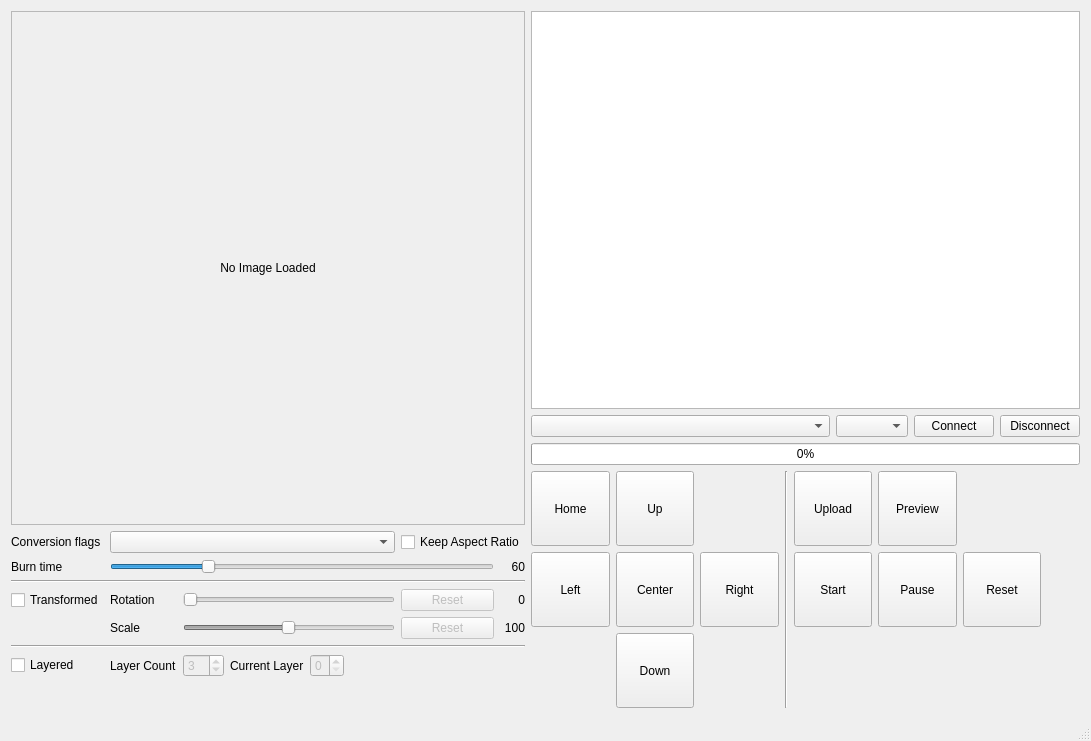
Qt form EzGraverUi/mainwindow.ui (camrein/EzGraver) before a commit.
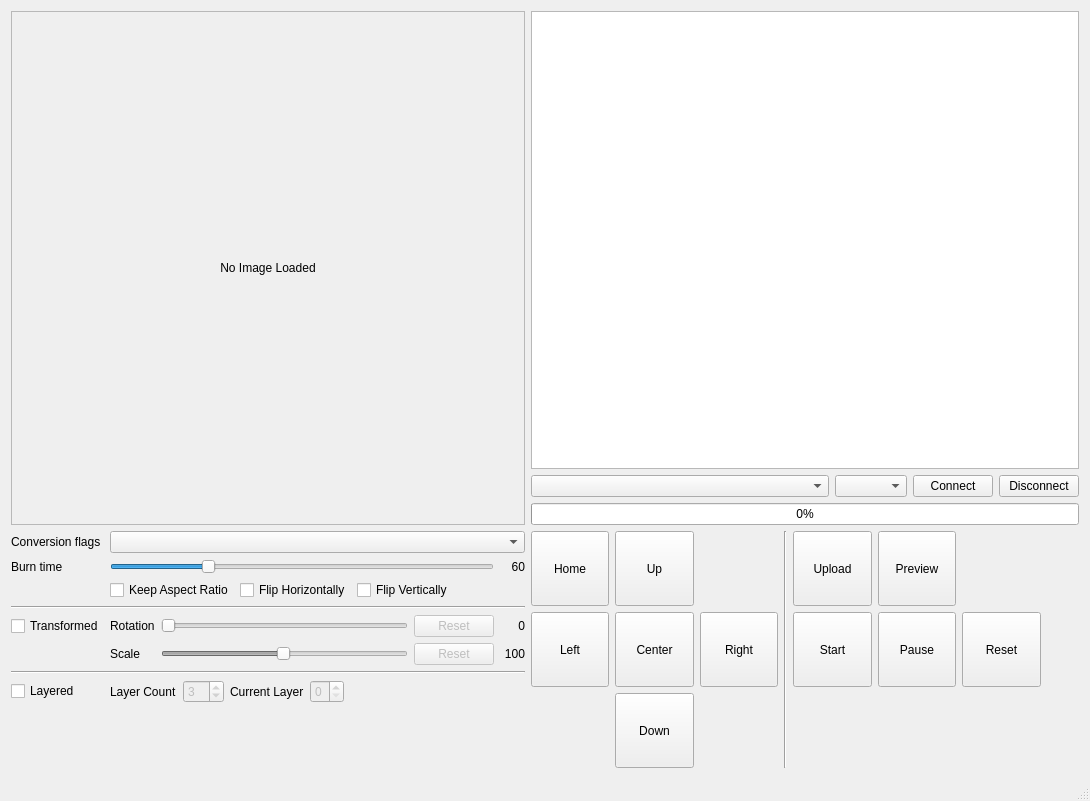
The same form after that commit. Custom widgets are drawn as their Qt base class.

Commit message: Added Flip UI controls.

The edit to the form file:
```diff
--- a/EzGraverUi/mainwindow.ui
+++ b/EzGraverUi/mainwindow.ui
@@ -6,8 +6,8 @@
    <rect>
     <x>0</x>
     <y>0</y>
-    <width>1091</width>
-    <height>741</height>
+    <width>1090</width>
+    <height>801</height>
    </rect>
   </property>
   <property name="windowTitle">
@@ -44,69 +44,13 @@
       </item>
       <item>
        <layout class="QGridLayout" name="gridLayout_2">
-        <item row="7" column="0">
+        <item row="10" column="0">
          <widget class="QCheckBox" name="layered">
           <property name="text">
            <string>Layered</string>
           </property>
          </widget>
         </item>
-        <item row="7" column="2">
-         <layout class="QHBoxLayout" name="horizontalLayout">
-          <item>
-           <widget class="QSpinBox" name="layerCount">
-            <property name="enabled">
-             <bool>false</bool>
-            </property>
-            <property name="minimum">
-             <number>2</number>
-            </property>
-            <property name="value">
-             <number>3</number>
-            </property>
-           </widget>
-          </item>
-          <item>
-           <widget class="QLabel" name="label_3">
-            <property name="text">
-             <string>Current Layer</string>
-            </property>
-           </widget>
-          </item>
-          <item>
-           <widget class="QSpinBox" name="selectedLayer">
-            <property name="enabled">
-             <bool>false</bool>
-            </property>
-            <property name="layoutDirection">
-             <enum>Qt::LeftToRight</enum>
-            </property>
-            <property name="minimum">
-             <number>0</number>
-            </property>
-            <property name="maximum">
-             <number>3</number>
-            </property>
-            <property name="value">
-             <number>0</number>
-            </property>
-           </widget>
-          </item>
-          <item>
-           <spacer name="horizontalSpacer_2">
-            <property name="orientation">
-             <enum>Qt::Horizontal</enum>
-            </property>
-            <property name="sizeHint" stdset="0">
-             <size>
-              <width>40</width>
-              <height>20</height>
-             </size>
-            </property>
-           </spacer>
-          </item>
-         </layout>
-        </item>
         <item row="0" column="0">
          <widget class="QLabel" name="label">
           <property name="text">
@@ -114,24 +58,21 @@
           </property>
          </widget>
         </item>
-        <item row="0" column="3" colspan="2">
-         <widget class="QCheckBox" name="keepAspectRatio">
+        <item row="6" column="0">
+         <widget class="QCheckBox" name="transformed">
           <property name="text">
-           <string>Keep Aspect Ratio</string>
+           <string>Transformed</string>
           </property>
          </widget>
         </item>
-        <item row="3" column="3">
-         <widget class="QPushButton" name="resetImageRotation">
-          <property name="enabled">
-           <bool>false</bool>
-          </property>
+        <item row="1" column="0">
+         <widget class="QLabel" name="label_2">
           <property name="text">
-           <string>Reset</string>
+           <string>Burn time</string>
           </property>
          </widget>
         </item>
-        <item row="3" column="2">
+        <item row="6" column="2">
          <widget class="QSlider" name="imageRotation">
           <property name="enabled">
            <bool>false</bool>
@@ -144,7 +85,60 @@
           </property>
          </widget>
         </item>
-        <item row="3" column="4">
+        <item row="7" column="2">
+         <widget class="QSlider" name="imageScale">
+          <property name="enabled">
+           <bool>false</bool>
+          </property>
+          <property name="minimum">
+           <number>1</number>
+          </property>
+          <property name="maximum">
+           <number>200</number>
+          </property>
+          <property name="value">
+           <number>100</number>
+          </property>
+          <property name="orientation">
+           <enum>Qt::Horizontal</enum>
+          </property>
+         </widget>
+        </item>
+        <item row="7" column="1">
+         <widget class="QLabel" name="label_6">
+          <property name="text">
+           <string>Scale</string>
+          </property>
+         </widget>
+        </item>
+        <item row="6" column="1">
+         <widget class="QLabel" name="label_4">
+          <property name="text">
+           <string>Rotation</string>
+          </property>
+         </widget>
+        </item>
+        <item row="6" column="3">
+         <widget class="QPushButton" name="resetImageRotation">
+          <property name="enabled">
+           <bool>false</bool>
+          </property>
+          <property name="text">
+           <string>Reset</string>
+          </property>
+         </widget>
+        </item>
+        <item row="7" column="3">
+         <widget class="QPushButton" name="resetImageScale">
+          <property name="enabled">
+           <bool>false</bool>
+          </property>
+          <property name="text">
+           <string>Reset</string>
+          </property>
+         </widget>
+        </item>
+        <item row="6" column="4">
          <widget class="QLabel" name="imageRotationLabel">
           <property name="text">
            <string>0</string>
@@ -154,21 +148,7 @@
           </property>
          </widget>
         </item>
-        <item row="3" column="0">
-         <widget class="QCheckBox" name="transformed">
-          <property name="text">
-           <string>Transformed</string>
-          </property>
-         </widget>
-        </item>
-        <item row="2" column="0" colspan="5">
-         <widget class="Line" name="line_2">
-          <property name="orientation">
-           <enum>Qt::Horizontal</enum>
-          </property>
-         </widget>
-        </item>
-        <item row="4" column="4">
+        <item row="7" column="4">
          <widget class="QLabel" name="imageScaleLabel">
           <property name="text">
            <string>100</string>
@@ -178,20 +158,10 @@
           </property>
          </widget>
         </item>
-        <item row="4" column="3">
-         <widget class="QPushButton" name="resetImageScale">
-          <property name="enabled">
-           <bool>false</bool>
-          </property>
-          <property name="text">
-           <string>Reset</string>
-          </property>
-         </widget>
-        </item>
-        <item row="1" column="0">
-         <widget class="QLabel" name="label_2">
-          <property name="text">
-           <string>Burn time</string>
+        <item row="5" column="0" colspan="5">
+         <widget class="Line" name="line_2">
+          <property name="orientation">
+           <enum>Qt::Horizontal</enum>
           </property>
          </widget>
         </item>
@@ -217,30 +187,6 @@
           </property>
          </widget>
         </item>
-        <item row="5" column="0" colspan="5">
-         <widget class="Line" name="line_3">
-          <property name="orientation">
-           <enum>Qt::Horizontal</enum>
-          </property>
-         </widget>
-        </item>
-        <item row="7" column="1">
-         <widget class="QLabel" name="label_5">
-          <property name="text">
-           <string>Layer Count</string>
-          </property>
-         </widget>
-        </item>
-        <item row="0" column="1" colspan="2">
-         <widget class="QComboBox" name="conversionFlags">
-          <property name="sizePolicy">
-           <sizepolicy hsizetype="Expanding" vsizetype="Fixed">
-            <horstretch>0</horstretch>
-            <verstretch>0</verstretch>
-           </sizepolicy>
-          </property>
-         </widget>
-        </item>
         <item row="1" column="1" colspan="3">
          <widget class="QSlider" name="burnTime">
           <property name="sizePolicy">
@@ -263,39 +209,124 @@
           </property>
          </widget>
         </item>
-        <item row="3" column="1">
-         <widget class="QLabel" name="label_4">
-          <property name="text">
-           <string>Rotation</string>
-          </property>
-         </widget>
+        <item row="10" column="1" colspan="4">
+         <layout class="QHBoxLayout" name="horizontalLayout">
+          <item>
+           <widget class="QLabel" name="label_5">
+            <property name="text">
+             <string>Layer Count</string>
+            </property>
+           </widget>
+          </item>
+          <item>
+           <widget class="QSpinBox" name="layerCount">
+            <property name="enabled">
+             <bool>false</bool>
+            </property>
+            <property name="minimum">
+             <number>2</number>
+            </property>
+            <property name="value">
+             <number>3</number>
+            </property>
+           </widget>
+          </item>
+          <item>
+           <widget class="QLabel" name="label_3">
+            <property name="text">
+             <string>Current Layer</string>
+            </property>
+           </widget>
+          </item>
+          <item>
+           <widget class="QSpinBox" name="selectedLayer">
+            <property name="enabled">
+             <bool>false</bool>
+            </property>
+            <property name="layoutDirection">
+             <enum>Qt::LeftToRight</enum>
+            </property>
+            <property name="minimum">
+             <number>0</number>
+            </property>
+            <property name="maximum">
+             <number>3</number>
+            </property>
+            <property name="value">
+             <number>0</number>
+            </property>
+           </widget>
+          </item>
+          <item>
+           <spacer name="horizontalSpacer_2">
+            <property name="orientation">
+             <enum>Qt::Horizontal</enum>
+            </property>
+            <property name="sizeHint" stdset="0">
+             <size>
+              <width>40</width>
+              <height>20</height>
+             </size>
+            </property>
+           </spacer>
+          </item>
+         </layout>
         </item>
-        <item row="4" column="2">
-         <widget class="QSlider" name="imageScale">
-          <property name="enabled">
-           <bool>false</bool>
-          </property>
-          <property name="minimum">
-           <number>1</number>
-          </property>
-          <property name="maximum">
-           <number>200</number>
-          </property>
-          <property name="value">
-           <number>100</number>
-          </property>
+        <item row="8" column="0" colspan="5">
+         <widget class="Line" name="line_3">
           <property name="orientation">
            <enum>Qt::Horizontal</enum>
           </property>
          </widget>
         </item>
-        <item row="4" column="1">
-         <widget class="QLabel" name="label_6">
-          <property name="text">
-           <string>Scale</string>
+        <item row="0" column="1" colspan="4">
+         <widget class="QComboBox" name="conversionFlags">
+          <property name="sizePolicy">
+           <sizepolicy hsizetype="Expanding" vsizetype="Fixed">
+            <horstretch>0</horstretch>
+            <verstretch>0</verstretch>
+           </sizepolicy>
           </property>
          </widget>
         </item>
+        <item row="2" column="1" colspan="4">
+         <layout class="QHBoxLayout" name="horizontalLayout_5">
+          <item>
+           <widget class="QCheckBox" name="keepAspectRatio">
+            <property name="text">
+             <string>Keep Aspect Ratio</string>
+            </property>
+           </widget>
+          </item>
+          <item>
+           <widget class="QCheckBox" name="flipHorizontally">
+            <property name="text">
+             <string>Flip Horizontally</string>
+            </property>
+           </widget>
+          </item>
+          <item>
+           <widget class="QCheckBox" name="flipVertically">
+            <property name="text">
+             <string>Flip Vertically</string>
+            </property>
+           </widget>
+          </item>
+          <item>
+           <spacer name="horizontalSpacer_3">
+            <property name="orientation">
+             <enum>Qt::Horizontal</enum>
+            </property>
+            <property name="sizeHint" stdset="0">
+             <size>
+              <width>40</width>
+              <height>20</height>
+             </size>
+            </property>
+           </spacer>
+          </item>
+         </layout>
+        </item>
        </layout>
       </item>
       <item>
```
Left out of the diff: 2 changed lines with no effect on the pictures.
